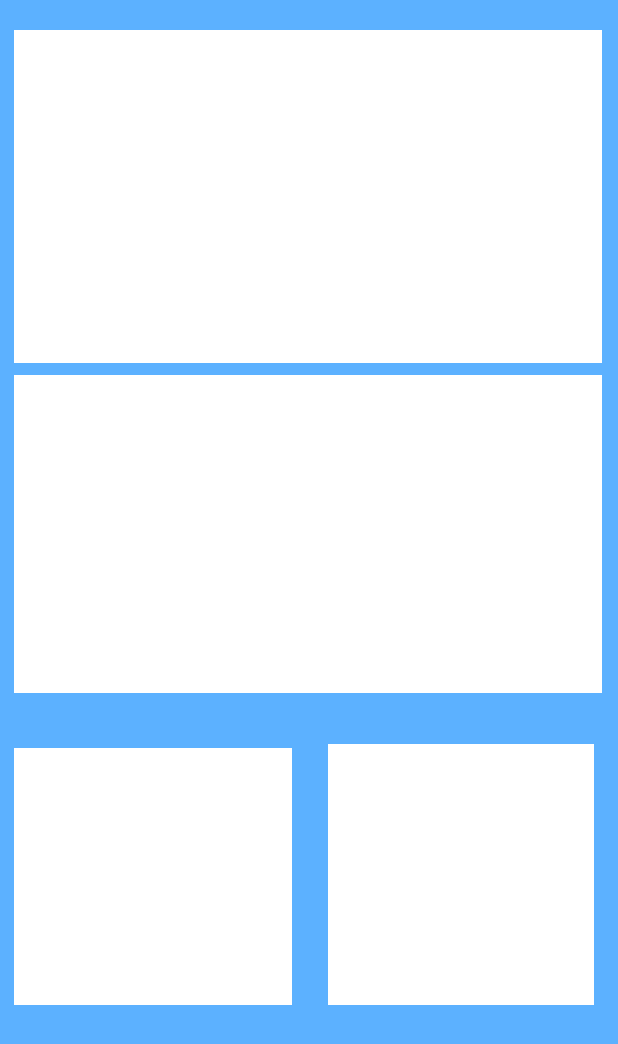
After one commit to Vannloppe/PantoMonitor-Mobile, an Android app: the layout fragment_home.xml on its own in the app's theme, with its tools: preview values and no code run, on a phone screen of 412 x 824 dp. The commit adds this screen. Shown: the top 1044 px of the screen. Run offline under Robolectric (Android 15) with nearby library versions, the phone set to English and light mode, and no system bars.

Commit message:
barely coherent home fragment layout

```diff
--- a/app/build.gradle.kts
+++ b/app/build.gradle.kts
@@ -47,6 +47,11 @@ dependencies {
     implementation("com.google.android.material:material:1.9.0")
     implementation("androidx.constraintlayout:constraintlayout:2.1.4")
     implementation("com.google.firebase:firebase-auth-ktx:22.1.2")
+    implementation("androidx.gridlayout:gridlayout:1.0.0")
+    implementation ("androidx.camera:camera-camera2:1.0.0")
+    implementation ("androidx.camera:camera-lifecycle:1.0.0")
+    implementation ("androidx.camera:camera-view:1.0.0-alpha34")
+
     testImplementation("junit:junit:4.13.2")
     androidTestImplementation("androidx.test.ext:junit:1.1.5")
     androidTestImplementation("androidx.test.espresso:espresso-core:3.5.1")
--- a/app/src/main/AndroidManifest.xml
+++ b/app/src/main/AndroidManifest.xml
@@ -37,4 +37,10 @@
         </activity>
     </application>
 
+    <uses-feature android:name="android.hardware.camera.any" />
+    <uses-permission android:name="android.permission.CAMERA" />
+    <uses-feature android:name="android.hardware.camera.autofocus" />
+
+
+
 </manifest>
--- /dev/null
+++ b/app/src/main/res/layout/fragment_home.xml
@@ -0,0 +1,73 @@
+<?xml version="1.0" encoding="utf-8"?>
+<FrameLayout xmlns:android="http://schemas.android.com/apk/res/android"
+    xmlns:app="http://schemas.android.com/apk/res-auto"
+    xmlns:tools="http://schemas.android.com/tools"
+    android:layout_width="match_parent"
+    android:layout_height="match_parent"
+    android:background="#5CB1FF"
+    tools:context=".HomeFrag">
+
+    <androidx.constraintlayout.widget.ConstraintLayout
+        android:layout_width="match_parent"
+        android:layout_height="match_parent">
+
+        <FrameLayout
+            android:id="@+id/frameLayout"
+            android:layout_width="392dp"
+            android:layout_height="222dp"
+            android:layout_marginTop="20dp"
+            android:background="@color/white"
+            app:layout_constraintEnd_toEndOf="parent"
+            app:layout_constraintHorizontal_bias="0.473"
+            app:layout_constraintStart_toStartOf="parent"
+            app:layout_constraintTop_toTopOf="parent">
+
+            <androidx.constraintlayout.widget.ConstraintLayout
+                android:layout_width="match_parent"
+                android:layout_height="match_parent"/>
+        </FrameLayout>
+
+        <FrameLayout
+            android:id="@+id/frameLayout4"
+            android:layout_width="392dp"
+            android:layout_height="212dp"
+            android:layout_marginTop="8dp"
+            android:background="@color/white"
+            app:layout_constraintEnd_toEndOf="parent"
+            app:layout_constraintHorizontal_bias="0.473"
+            app:layout_constraintStart_toStartOf="parent"
+            app:layout_constraintTop_toBottomOf="@+id/frameLayout">
+
+        </FrameLayout>
+
+        <FrameLayout
+            android:id="@+id/frameLayout2"
+            android:layout_width="185dp"
+            android:layout_height="171dp"
+            android:layout_marginBottom="20dp"
+            android:background="@color/white"
+            app:layout_constraintBottom_toBottomOf="parent"
+            app:layout_constraintEnd_toStartOf="@+id/frameLayout3"
+            app:layout_constraintHorizontal_bias="0.275"
+            app:layout_constraintStart_toStartOf="parent"
+            app:layout_constraintTop_toBottomOf="@+id/frameLayout4"
+            app:layout_constraintVertical_bias="0.215">
+
+        </FrameLayout>
+
+        <FrameLayout
+            android:id="@+id/frameLayout3"
+            android:layout_width="177dp"
+            android:layout_height="174dp"
+            android:layout_marginEnd="16dp"
+            android:layout_marginBottom="16dp"
+            android:background="@color/white"
+            app:layout_constraintBottom_toBottomOf="parent"
+            app:layout_constraintEnd_toEndOf="parent"
+            app:layout_constraintTop_toBottomOf="@+id/frameLayout4"
+            app:layout_constraintVertical_bias="0.197">
+
+        </FrameLayout>
+
+    </androidx.constraintlayout.widget.ConstraintLayout>
+</FrameLayout>
--- a/app/src/main/res/values-night/themes.xml
+++ b/app/src/main/res/values-night/themes.xml
@@ -1,4 +1,4 @@
-<resources xmlns:tools="http://schemas.android.com/tools">
+    <resources xmlns:tools="http://schemas.android.com/tools">
     <!-- Base application theme. -->
     <style name="Base.Theme.PantoMonitor" parent="Theme.Material3.DayNight.NoActionBar">
         <!-- Customize your dark theme here. -->
--- a/app/src/main/res/values/strings.xml
+++ b/app/src/main/res/values/strings.xml
@@ -1,3 +1,5 @@
 <resources>
     <string name="app_name">PantoMonitor</string>
+    <!-- TODO: Remove or change this placeholder text -->
+    <string name="hello_blank_fragment">Hello blank fragment</string>
 </resources>
--- a/app/src/main/res/values/themes.xml
+++ b/app/src/main/res/values/themes.xml
@@ -1,6 +1,6 @@
-<resources xmlns:tools="http://schemas.android.com/tools">
+    <resources xmlns:tools="http://schemas.android.com/tools">
     <!-- Base application theme. -->
-    <style name="Base.Theme.PantoMonitor" parent="Theme.Material3.DayNight.NoActionBar">
+    <style name="Base.Theme.PantoMonitor" parent="Theme.MaterialComponents.DayNight">
         <!-- Customize your light theme here. -->
         <!-- <item name="colorPrimary">@color/my_light_primary</item> -->
     </style>
```
Also changed, not shown: app/src/main/java/com/example/pantomonitor/ChartFragment.kt (added, +59 -0 lines), app/src/main/java/com/example/pantomonitor/HomeFrag.kt (added, +59 -0 lines), app/src/main/java/com/example/pantomonitor/MainActivity.kt (+34 -1 lines), app/src/main/java/com/example/pantomonitor/SettingFragment.kt (added, +59 -0 lines), app/src/main/java/com/example/pantomonitor/TimelineFragment.kt (added, +59 -0 lines), app/src/main/res/layout/activity_main.xml (+34 -8 lines), app/src/main/res/layout/fragment_chart.xml (added, +15 -0 lines), app/src/main/res/layout/fragment_setting.xml (added, +15 -0 lines), app/src/main/res/layout/fragment_timeline.xml (added, +15 -0 lines), app/src/main/res/menu/botnavmenu.xml (added, +27 -0 lines).
